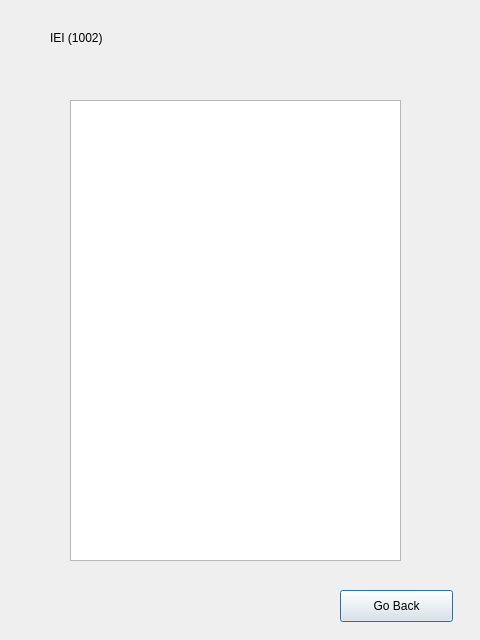
The window that Ui/FilePoolUi.ui (grinningGrace/SigmaU) describes before a commit, drawn with Qt 5.
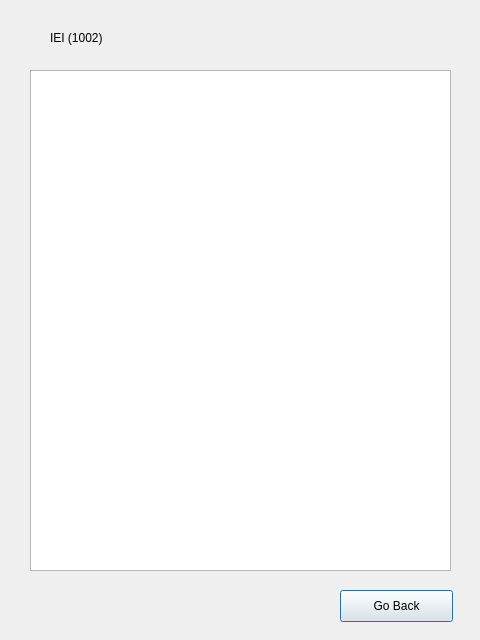
The same window after the commit.

The edit to the form file:
```diff
--- a/Ui/FilePoolUi.ui
+++ b/Ui/FilePoolUi.ui
@@ -13,16 +13,6 @@
   <property name="windowTitle">
    <string>Dialog</string>
   </property>
-  <widget class="QTableWidget" name="tableWidget">
-   <property name="geometry">
-    <rect>
-     <x>70</x>
-     <y>100</y>
-     <width>331</width>
-     <height>461</height>
-    </rect>
-   </property>
-  </widget>
   <widget class="QLabel" name="label">
    <property name="geometry">
     <rect>
@@ -49,6 +39,16 @@
     <string>Go Back</string>
    </property>
   </widget>
+  <widget class="QTableWidget" name="tableWidget">
+   <property name="geometry">
+    <rect>
+     <x>30</x>
+     <y>70</y>
+     <width>421</width>
+     <height>501</height>
+    </rect>
+   </property>
+  </widget>
  </widget>
  <resources/>
  <connections/>
```
